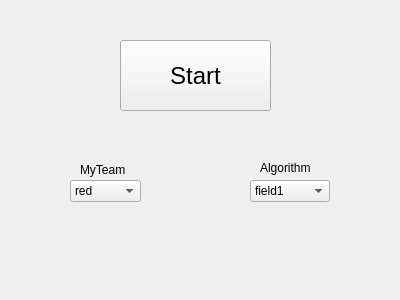
This is src/mainwindow.ui in gra1024/Procon30_simulator as Qt 5 draws it before an edit. The edited form follows.
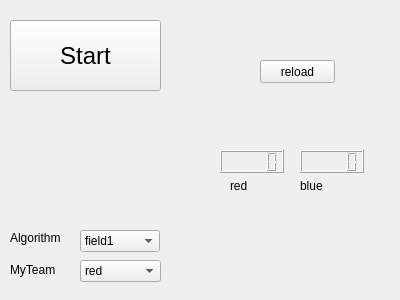
This is the edited form.

Patch:
```diff
--- a/src/mainwindow.ui
+++ b/src/mainwindow.ui
@@ -10,15 +10,20 @@
     <height>300</height>
    </rect>
   </property>
+  <property name="font">
+   <font>
+    <family>MS UI Gothic</family>
+   </font>
+  </property>
   <property name="windowTitle">
    <string>MainWindow</string>
   </property>
   <widget class="QComboBox" name="comboBox">
    <property name="geometry">
     <rect>
-     <x>70</x>
-     <y>180</y>
-     <width>71</width>
+     <x>80</x>
+     <y>260</y>
+     <width>81</width>
      <height>22</height>
     </rect>
    </property>
@@ -36,8 +41,8 @@
   <widget class="QLabel" name="label">
    <property name="geometry">
     <rect>
-     <x>80</x>
-     <y>160</y>
+     <x>10</x>
+     <y>260</y>
      <width>61</width>
      <height>20</height>
     </rect>
@@ -49,8 +54,8 @@
   <widget class="QPushButton" name="pushButton">
    <property name="geometry">
     <rect>
-     <x>120</x>
-     <y>40</y>
+     <x>10</x>
+     <y>20</y>
      <width>151</width>
      <height>71</height>
     </rect>
@@ -67,8 +72,8 @@
   <widget class="QComboBox" name="comboBox_2">
    <property name="geometry">
     <rect>
-     <x>250</x>
-     <y>180</y>
+     <x>80</x>
+     <y>230</y>
      <width>80</width>
      <height>22</height>
     </rect>
@@ -87,8 +92,8 @@
   <widget class="QLabel" name="label_2">
    <property name="geometry">
     <rect>
-     <x>260</x>
-     <y>160</y>
+     <x>10</x>
+     <y>230</y>
      <width>62</width>
      <height>15</height>
     </rect>
@@ -97,6 +102,70 @@
     <string>Algorithm</string>
    </property>
   </widget>
+  <widget class="QPushButton" name="reloadButton">
+   <property name="geometry">
+    <rect>
+     <x>260</x>
+     <y>60</y>
+     <width>75</width>
+     <height>23</height>
+    </rect>
+   </property>
+   <property name="text">
+    <string>reload</string>
+   </property>
+  </widget>
+  <widget class="QLCDNumber" name="lcdNumber_red">
+   <property name="geometry">
+    <rect>
+     <x>220</x>
+     <y>150</y>
+     <width>64</width>
+     <height>23</height>
+    </rect>
+   </property>
+   <property name="font">
+    <font>
+     <family>MS UI Gothic</family>
+    </font>
+   </property>
+  </widget>
+  <widget class="QLCDNumber" name="lcdNumber_blue">
+   <property name="geometry">
+    <rect>
+     <x>300</x>
+     <y>150</y>
+     <width>64</width>
+     <height>23</height>
+    </rect>
+   </property>
+  </widget>
+  <widget class="QLabel" name="label_red">
+   <property name="geometry">
+    <rect>
+     <x>230</x>
+     <y>180</y>
+     <width>50</width>
+     <height>12</height>
+    </rect>
+   </property>
+   <property name="text">
+    <string>red</string>
+   </property>
+  </widget>
+  <widget class="QLabel" name="label_blue">
+   <property name="geometry">
+    <rect>
+     <x>300</x>
+     <y>180</y>
+     <width>50</width>
+     <height>12</height>
+    </rect>
+   </property>
+   <property name="text">
+    <string>blue</string>
+   </property>
+  </widget>
  </widget>
  <layoutdefault spacing="6" margin="11"/>
  <resources/>
```
Left out of the diff: 5 changed lines with no effect on the pictures.
